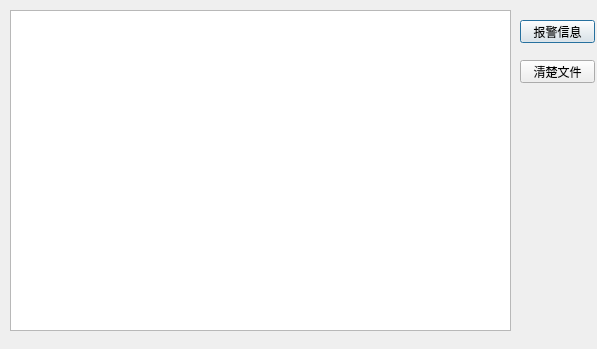
Old version of the form WheelManual/errorreportwindow.ui in the repository CSUAGVTeam/raspberryWheelTest.
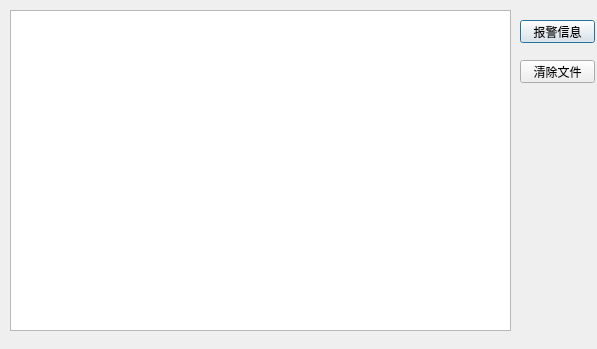
New version of the form.

Diff of the .ui file:
```diff
--- a/WheelManual/errorreportwindow.ui
+++ b/WheelManual/errorreportwindow.ui
@@ -46,7 +46,7 @@
     </rect>
    </property>
    <property name="text">
-    <string>清楚文件</string>
+    <string>清除文件</string>
    </property>
   </widget>
  </widget>
```
